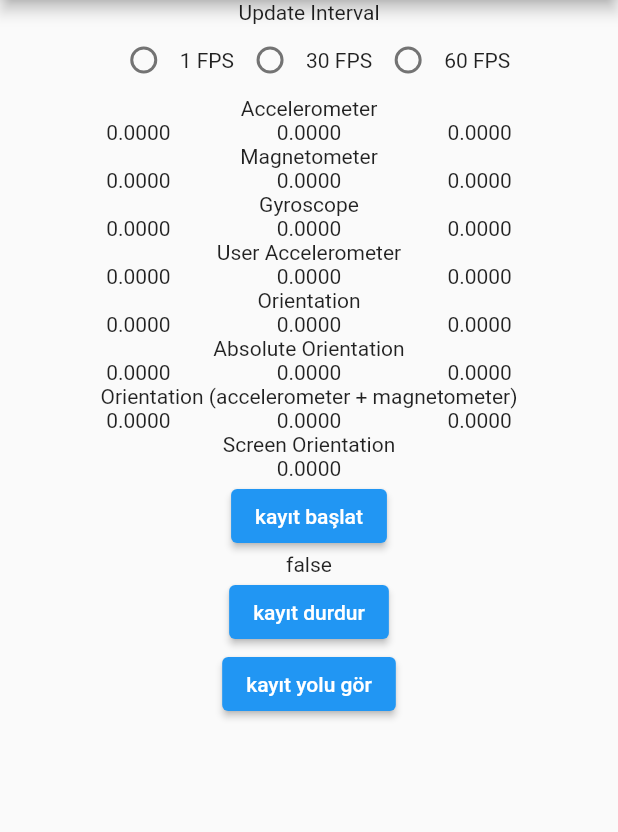
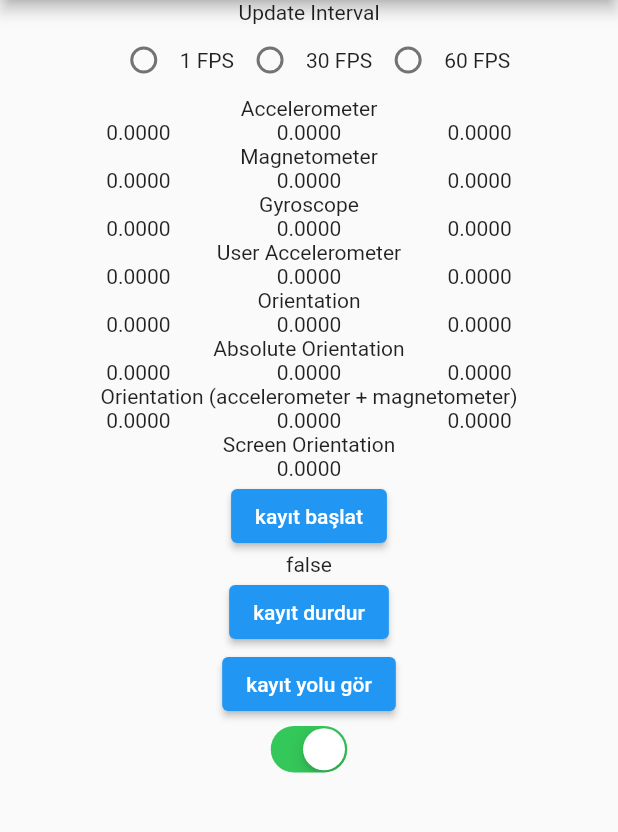
Before and after one commit to kemreakkas/nreal_deneme, a Flutter app: the screen it shows after launch, after a tap on "kayıt başlat", on a phone screen of 412 x 824 dp, the part 84-916 px from its top. Run offline on Flutter 3.47's test engine with Material 2 defaults, Android fonts, the light colour scheme and no system bars; our stand-ins replace csv, permission_handler; missing offline and left inert: motion_sensors; statements that could not run were skipped.

Commit message:
son teslim

```diff
--- a/lib/main.dart
+++ b/lib/main.dart
@@ -1,6 +1,7 @@
-// ignore_for_file: library_private_types_in_public_api, depend_on_referenced_packages, unnecessary_string_interpolations, prefer_final_fields, prefer_interpolation_to_compose_strings, avoid_print, await_only_futures
+// ignore_for_file: library_private_types_in_public_api, depend_on_referenced_packages, unnecessary_string_interpolations, prefer_final_fields, prefer_interpolation_to_compose_strings, avoid_print, await_only_futures, prefer_typing_uninitialized_variables
 
 import 'package:csv/csv.dart';
+import 'package:flutter/cupertino.dart';
 import 'package:flutter/material.dart';
 import 'package:permission_handler/permission_handler.dart';
 import 'package:vector_math/vector_math_64.dart' hide Colors;
@@ -13,7 +14,6 @@ void main() {
   runApp(MaterialApp(
     routes: {
       '/': (context) => const MyApp(),
-      //  '/logger': (context) => DosyaIslem(),
     },
   ));
 }
@@ -39,6 +39,7 @@ class _MyAppState extends State<MyApp> {
   Vector3 _absoluteOrientation2 = Vector3.zero();
   double? _screenOrientation = 0;
   bool kayitaktivite = false;
+  bool _switchValue = true;
 
   @override
   void initState() {
@@ -85,6 +86,8 @@ class _MyAppState extends State<MyApp> {
         _screenOrientation = event.angle;
       });
     });
+
+    super.initState();
   }
 
   void setUpdateInterval(int? groupValue, int interval) {
@@ -138,7 +141,7 @@ class _MyAppState extends State<MyApp> {
   }
 
   generateCsv(bool k) async {
-    List<List<dynamic>> dataRows = <List<dynamic>>[];
+    List<List> dataRows = <List>[];
     /*List<List<dynamic>> headerRows = <List<dynamic>>[];
      List<dynamic> headerrow = [];
       while (kayitaktivite) {
@@ -166,7 +169,15 @@ class _MyAppState extends State<MyApp> {
       await file.writeAsString(csvData1);
     }*/
 
-    do {
+    while (k == true) {
+      String csvData = const ListToCsvConverter().convert(dataRows);
+      Directory? klasor = await getExternalStorageDirectory();
+      print("klasör" + klasor.toString());
+      String directory = klasor!.path.toString();
+      final path = "$directory/logger_nreal.csv";
+      print(path);
+      final File file = File(path);
+      s = file.openWrite();
       List<dynamic> row = [];
       List<String> data = [
         DateTime.now().toString(),
@@ -180,26 +191,18 @@ class _MyAppState extends State<MyApp> {
         _gyroscope.y.toStringAsFixed(5),
         _gyroscope.z.toStringAsFixed(5)
       ];
-
       row.add(data);
       dataRows.add(row);
-      print("in" + kayitaktivite.toString());
-
-      String csvData = const ListToCsvConverter().convert(dataRows);
-      print("converted");
-      Directory? klasor = await getExternalStorageDirectory();
-      print("klasör" + klasor.toString());
-      String directory = klasor!.path.toString();
-      // Directory? directory = await getExternalStorageDirectory();
-      final path = "$directory/logger_nreal.csv";
-      print(path);
-      final File file = File(path);
-      s = file.openWrite();
+      print("in " + kayitaktivite.toString());
+      print("in " + k.toString());
       await file.writeAsString(csvData);
-    } while (k == true);
+      if (kayitaktivite == false) {
+        break;
+      }
+    }
   }
 
-  ///
+  /////////////////////////////////////////////////////////////////////////////
   @override
   Widget build(BuildContext context) {
     return MaterialApp(
@@ -330,6 +333,17 @@ class _MyAppState extends State<MyApp> {
                     print(kayitaktivite.toString());
                   },
                   child: const Text('kayıt yolu gör')),
+              CupertinoSwitch(
+                value: _switchValue,
+                onChanged: (kayitaktivite) {
+                  setState(() {
+                    generateCsv(kayitaktivite);
+
+                    print("VALUE : $kayitaktivite");
+                    _switchValue = kayitaktivite;
+                  });
+                },
+              ),
             ],
           ),
         ),
```
Also changed, not shown: 6 other files.
